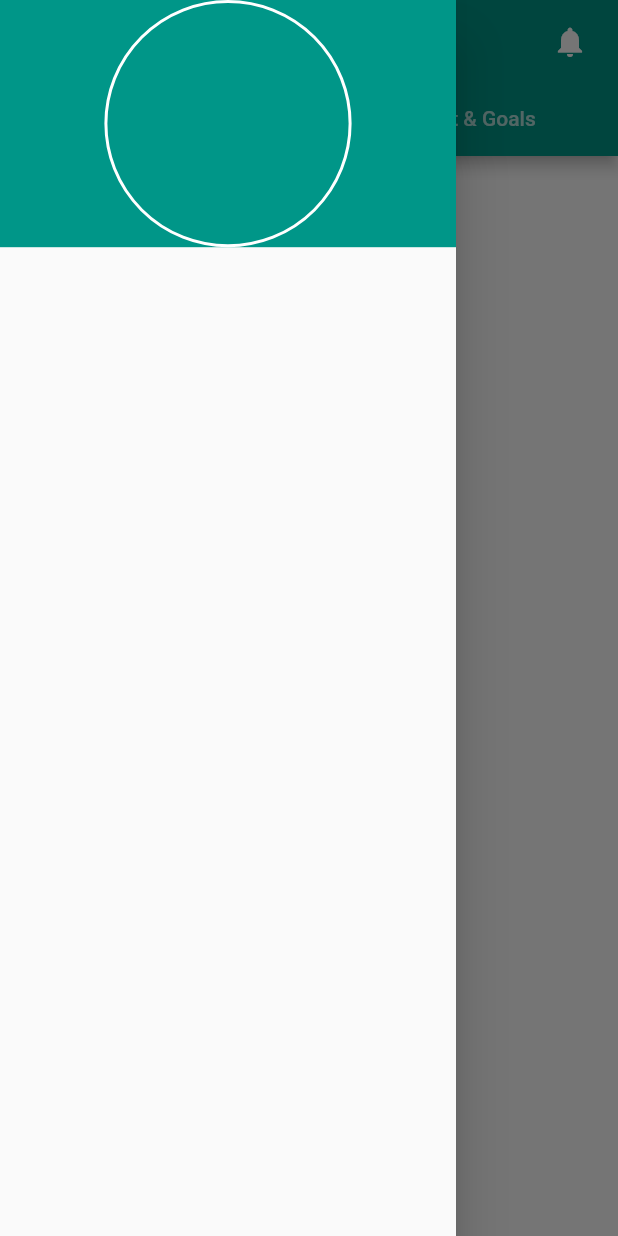
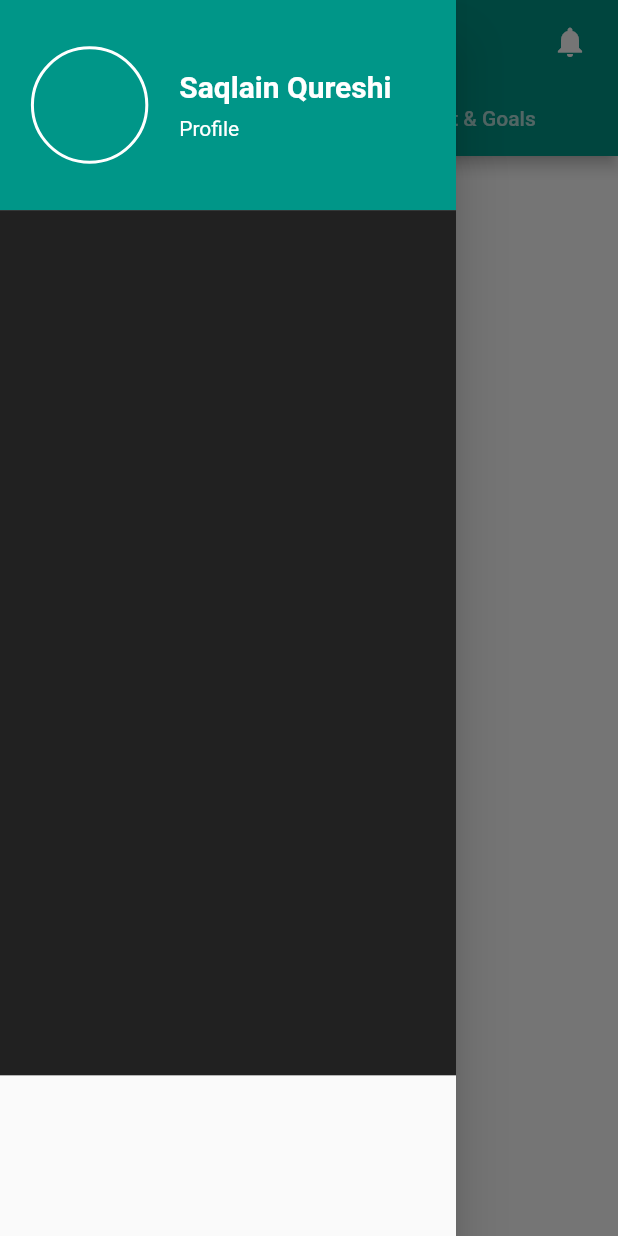
Before and after one commit to SaqlainMuhammadd/budgetary, a Flutter app: the HomeScreen screen opened directly, with the side drawer open, on a phone screen of 412 x 824 dp. Run offline on Flutter 3.47's test engine with Material 2 defaults, Android fonts, the phone set to English and light mode, and no system bars; our stand-ins replace page_view_dot_indicator.

Commit message:
Profile Setting

```diff
--- a/lib/home.dart
+++ b/lib/home.dart
@@ -1,3 +1,4 @@
+import 'package:budgetary_your_personal_finance_manager/Profileeditingscreen.dart';
 import 'package:budgetary_your_personal_finance_manager/notification.dart';
 import 'package:flutter/material.dart';
 
@@ -46,22 +47,66 @@ class _HomeScreenState extends State<HomeScreen> {
               child: Column(
                 children: [
                   Container(
-                    child: Column(
-                      mainAxisAlignment: MainAxisAlignment.center,
+                    height: height * 0.17,
+                    width: width,
+                    decoration: BoxDecoration(
+                      color: Colors.teal,
+                    ),
+                    child: Row(
+                      mainAxisAlignment: MainAxisAlignment.start,
                       children: [
+                        SizedBox(
+                          width: width * 0.05,
+                        ),
                         Container(
+                          width: width * 0.19,
                           height: height * 0.2,
                           decoration: BoxDecoration(
-                              borderRadius: BorderRadius.circular(100),
-                              border: Border.all(color: Colors.white, width: 2),
+                              border: Border.all(
+                                  color: Color.fromARGB(255, 255, 255, 255),
+                                  width: 2),
                               shape: BoxShape.circle),
+                        ),
+                        SizedBox(
+                          width: width * 0.05,
+                        ),
+                        Column(
+                          mainAxisAlignment: MainAxisAlignment.center,
+                          crossAxisAlignment: CrossAxisAlignment.start,
+                          children: [
+                            Text(
+                              'Saqlain Qureshi',
+                              style: TextStyle(
+                                  fontSize: 20,
+                                  fontWeight: FontWeight.bold,
+                                  color: Colors.white),
+                            ),
+                            SizedBox(
+                              height: height * 0.01,
+                            ),
+                            InkWell(
+                              onTap: () {
+                                Navigator.push(
+                                    context,
+                                    MaterialPageRoute(
+                                      builder: (context) =>
+                                          Profileeditingscreen(),
+                                    ));
+                              },
+                              child: Text(
+                                'Profile',
+                                style: TextStyle(color: Colors.white),
+                              ),
+                            )
+                          ],
                         )
                       ],
                     ),
-                    height: height * 0.2,
-                    width: width,
-                    color: Colors.teal,
                   ),
+                  Container(
+                    height: height * 0.7,
+                    color: Colors.black87,
+                  )
                 ],
               ),
             ),
```
Also changed, not shown: 1 other file.
